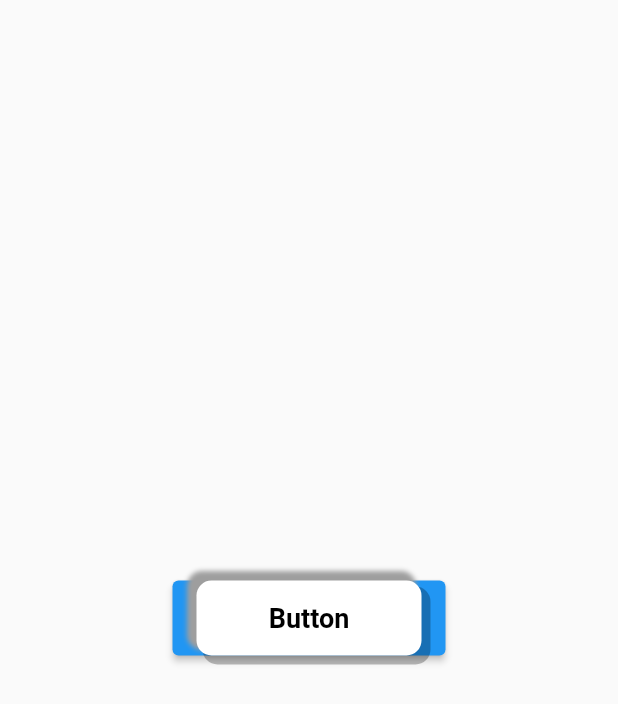
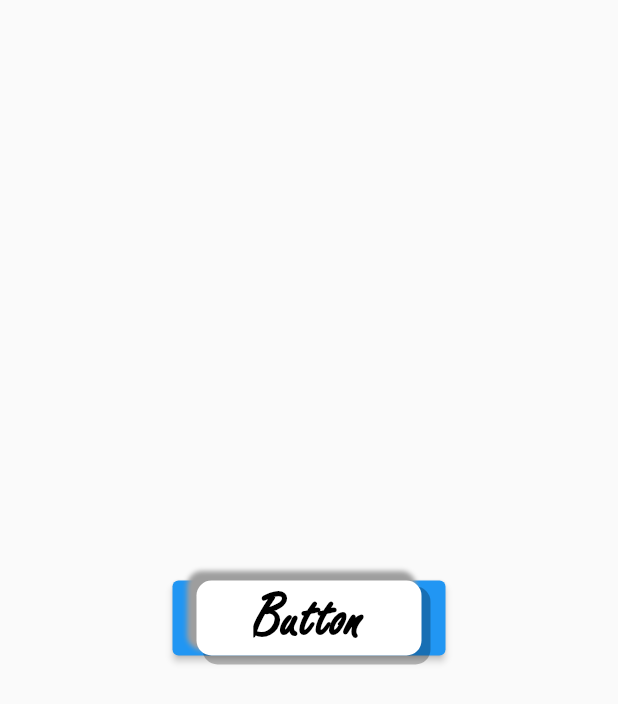
Before and after one commit to cfcastaneda98/Thinking_Crisis, a Flutter app: the screen it shows after launch, on a phone screen of 412 x 824 dp. Shown: the top 704 px of the screen. Run offline on Flutter 3.47's test engine with Material 2 defaults, Android fonts, the phone set to English and light mode, and no system bars.

Commit message:
Added New Font Family

```diff
--- a/lib/View/TitleScreen.dart
+++ b/lib/View/TitleScreen.dart
@@ -38,7 +38,8 @@
                   "Button",
                   style: TextStyle(color: Colors.black,
                   fontWeight: FontWeight.bold,
-                    fontSize: 18
+                    fontSize: 44,
+                    fontFamily: 'Freestyle Script'
                     ),
                   ),
                 ),
```
Also changed, not shown: pubspec.yaml (+4 -12 lines), assets/FREESCPT.TTF (added), 12 other files.
